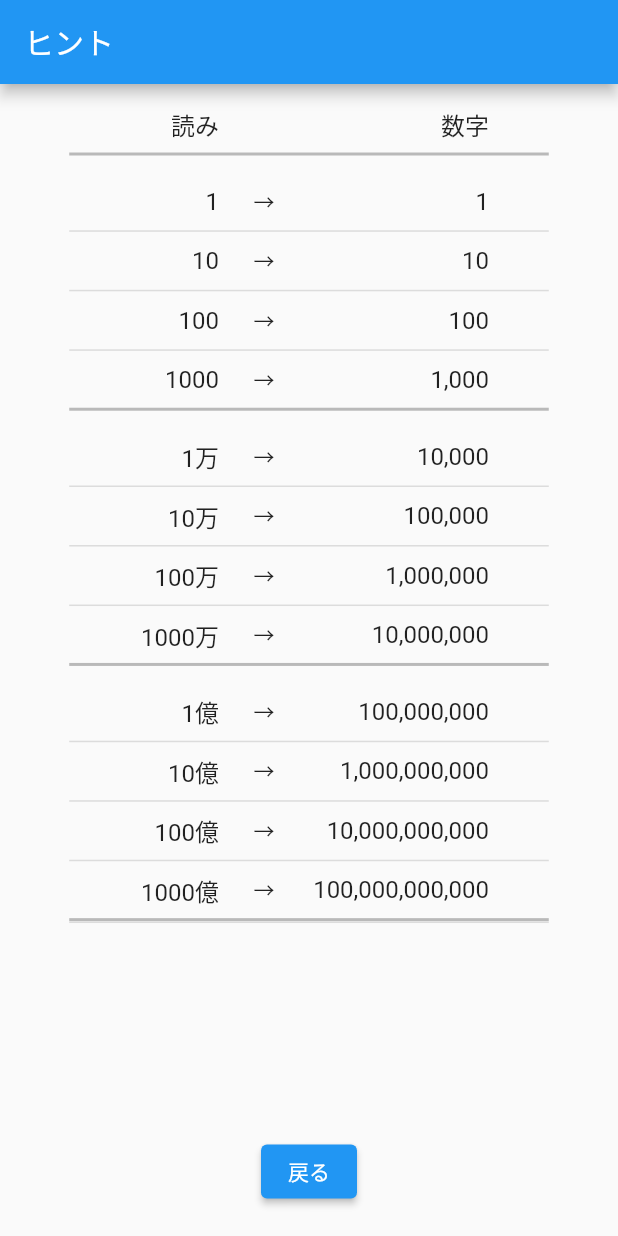
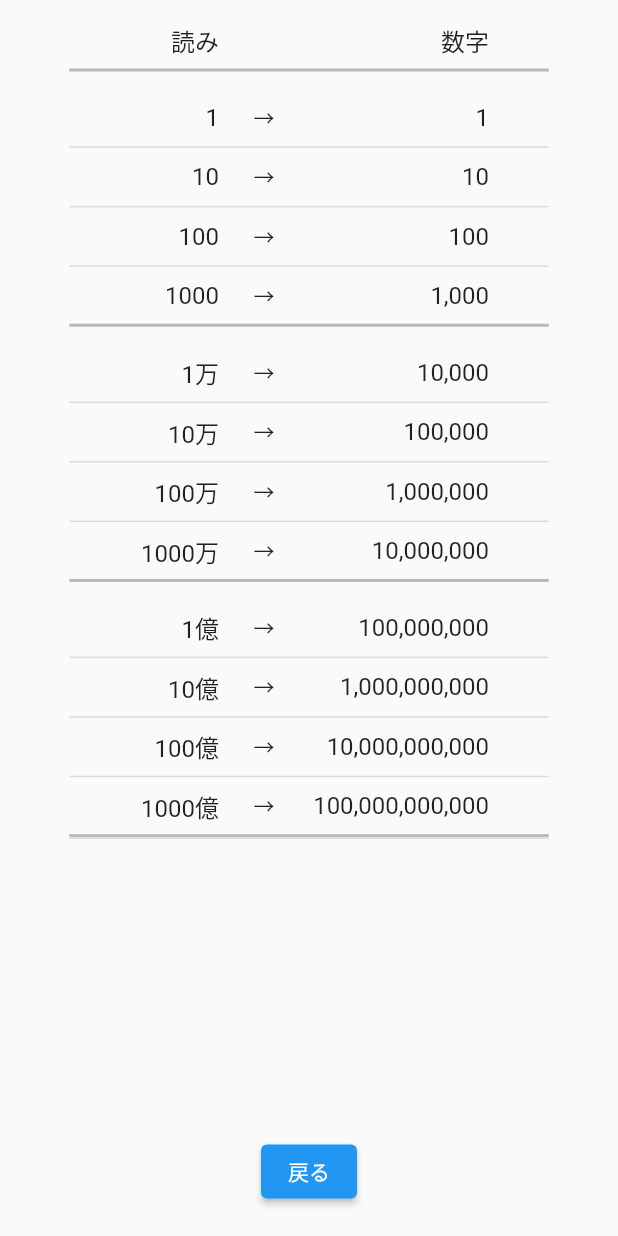
Before and after one commit to miyashiiii/number_read, a Flutter app: the screen it shows after launch, after a tap on "ヒント", on a phone screen of 412 x 824 dp. Run offline on Flutter 3.47's test engine with Material 2 defaults, Android fonts, the phone set to English and light mode, and no system bars; our stand-ins replace firebase_analytics, firebase_core, flutter_screenutil, google_mobile_ads, page_transition, shared_preferences; accounts and stored records are empty; network calls fail.

Commit message:
change: hide app bar

```diff
--- /dev/null
+++ b/lib/empty_app_bar.dart
@@ -0,0 +1,13 @@
+import 'package:flutter/material.dart';
+
+class EmptyAppBar extends StatelessWidget implements PreferredSizeWidget {
+  @override
+  Widget build(BuildContext context) {
+    return Container(
+      color: Colors.blue,
+    );
+  }
+
+  @override
+  Size get preferredSize => Size(0.0, 0.0);
+}
--- a/lib/first_page.dart
+++ b/lib/first_page.dart
@@ -8,6 +8,7 @@ import 'package:google_mobile_ads/google_mobile_ads.dart';
 import 'package:shared_preferences/shared_preferences.dart';
 
 import 'admob_widget.dart';
+import 'empty_app_bar.dart';
 
 class FirstPage extends StatefulWidget {
   @override
@@ -67,10 +68,7 @@ class _FirstPageState extends State<FirstPage> {
         orientation: Orientation.portrait);
     checkHighScore();
     return Scaffold(
-      appBar: AppBar(
-        title: Text('数読 -SUDOKU-'),
-        centerTitle: true,
-      ),
+      appBar: EmptyAppBar(),
       body: Container(
         padding: EdgeInsets.only(top:32.0),
         child: Center(
--- a/lib/game_page.dart
+++ b/lib/game_page.dart
@@ -7,6 +7,7 @@ import 'package:provider/provider.dart';
 import 'package:shared_preferences/shared_preferences.dart';
 
 import 'admob_widget.dart';
+import 'empty_app_bar.dart';
 import 'game_model.dart';
 
 class GamePage extends StatefulWidget {
@@ -116,9 +117,7 @@ class _GamePageState extends State<GamePage> {
     gameModel = Provider.of<GameModel>(context);
     getHighScore();
     return Scaffold(
-        appBar: AppBar(
-          title: Text("数読 -SUDOKU-"),
-        ),
+        appBar: EmptyAppBar(),
         body: Column(
           mainAxisAlignment: MainAxisAlignment.spaceBetween,
           children: [
--- a/lib/hint_page.dart
+++ b/lib/hint_page.dart
@@ -2,6 +2,7 @@ import 'package:flutter/material.dart';
 import 'package:flutter_screenutil/flutter_screenutil.dart';
 
 import 'admob_widget.dart';
+import 'empty_app_bar.dart';
 
 class HintPage extends StatelessWidget {
   Divider createDivider(index) {
@@ -39,9 +40,7 @@ class HintPage extends StatelessWidget {
     };
     return MaterialApp(
       home: Scaffold(
-          appBar: AppBar(
-            title: Text('ヒント'),
-          ),
+          appBar: EmptyAppBar(),
           body: Column(children: [
             Expanded(
                 child: ListView.separated(
--- a/lib/result_page.dart
+++ b/lib/result_page.dart
@@ -3,6 +3,7 @@ import 'package:shared_preferences/shared_preferences.dart';
 import 'package:sudoku/analytics.dart';
 
 import 'admob_widget.dart';
+import 'empty_app_bar.dart';
 
 class ResultPage extends StatelessWidget {
   int _highScore = 0;
@@ -24,10 +25,7 @@ class ResultPage extends StatelessWidget {
     checkHighScore(score);
 
     return Scaffold(
-      appBar: AppBar(
-        title: Text('結果発表!'),
-        centerTitle: true,
-      ),
+      appBar: EmptyAppBar(),
       body: Container(
         // padding: EdgeInsets.all(32.0),
         child: Center(
```
